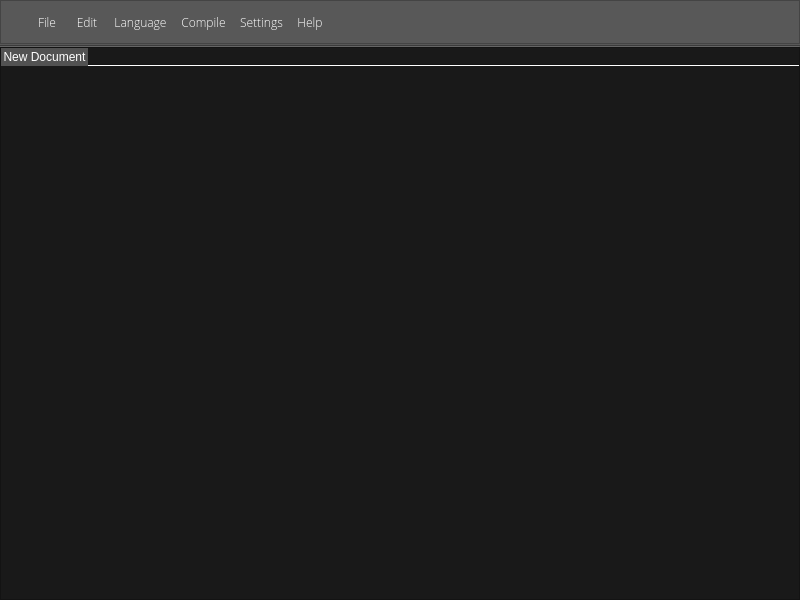
Before: the Qt Designer form mainwindow.ui in ez80/TitaniumIDE, drawn with Qt 5.
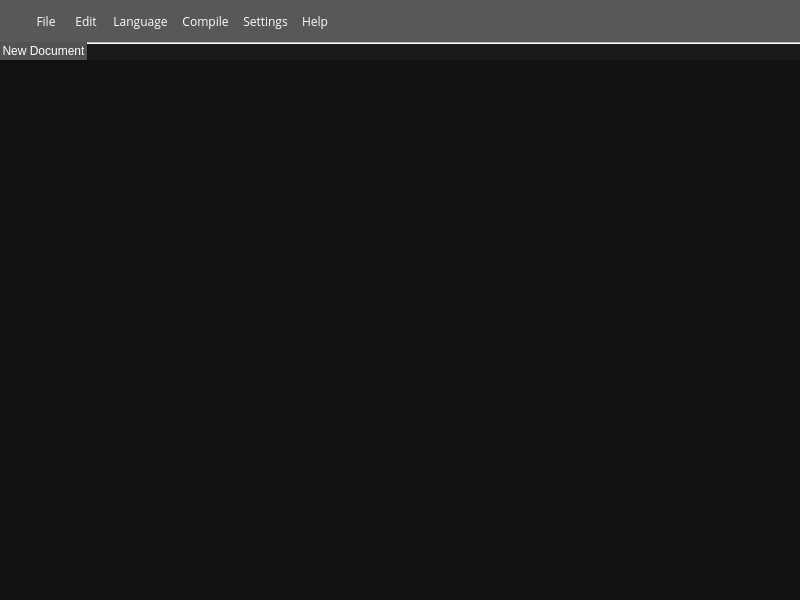
After: the same form once the commit is applied. Icons and pictures are not drawn.

Commit message: Put stylesheets in one object for easy editing and swapping- later possibly multiple themes.

Diff of the .ui file:
```diff
--- a/mainwindow.ui
+++ b/mainwindow.ui
@@ -110,14 +110,70 @@
    <string>TitaniumIDE</string>
   </property>
   <property name="styleSheet">
-   <string notr="true">background-color:rgb(25, 25, 25);</string>
+   <string notr="true"/>
   </property>
   <widget class="QWidget" name="centralwidget">
    <property name="layoutDirection">
     <enum>Qt::LeftToRight</enum>
    </property>
    <property name="styleSheet">
-    <string notr="true"/>
+    <string notr="true">#centralwidget {
+background-color:rgb(25, 25, 25);
+}
+#buttons {
+background-color:rgb(88, 88, 88);
+}
+#toolbar {
+background-color:rgb(88, 88, 88);
+}
+QTabWidget::pane {
+border:none;
+}
+QTabBar::tab {
+    background:rgb(57, 57, 56);
+    border-style:groove;
+    border-left:none;
+    border-right:1px;
+    color:white;
+    min-width: 40ex;
+    min-height: 6ex;
+    padding: 2px;
+	font-family:&quot;Open Sans&quot;;
+}
+
+QTabBar::tab:selected {
+    background:rgb(82, 82, 82);
+}
+QTextEdit {
+color:white; border:none; background-color: rgb(17, 17, 17);
+}
+
+QToolButton {
+   background-color:none;
+   color:white;
+   font-family:&quot;Open Sans&quot;;
+}
+QToolButton:hover
+{
+   background-color:rgb(77, 77, 77);
+   color:white;
+   border: 0.5px solid rgb(38, 38, 38);
+   border-top-right-radius: 3px;
+   border-top-left-radius: 3px;
+   border-bottom-right-radius: 3px;
+   border-bottom-left-radius: 3px;
+}
+QToolButton:pressed
+{
+   background-color:rgb(55, 55, 55);
+   color:white;
+   border: 0.5px solid rgb(38, 38, 38);
+   border-top-right-radius: 3px;
+   border-top-left-radius: 3px;
+   border-bottom-right-radius: 3px;
+   border-bottom-left-radius: 3px;
+}
+</string>
    </property>
    <layout class="QGridLayout" name="gridLayout_2">
     <property name="leftMargin">
@@ -136,7 +192,7 @@
      <number>0</number>
     </property>
     <item row="0" column="0">
-     <widget class="QFrame" name="frame">
+     <widget class="QFrame" name="toolbar">
       <property name="sizePolicy">
        <sizepolicy hsizetype="Preferred" vsizetype="Fixed">
         <horstretch>0</horstretch>
@@ -156,14 +212,13 @@
        </size>
       </property>
       <property name="styleSheet">
-       <string notr="true">background-color:rgb(88, 88, 88);
-</string>
+       <string notr="true"/>
       </property>
       <property name="frameShape">
        <enum>QFrame::NoFrame</enum>
       </property>
       <property name="frameShadow">
-       <enum>QFrame::Plain</enum>
+       <enum>QFrame::Sunken</enum>
       </property>
       <property name="lineWidth">
        <number>0</number>
@@ -185,7 +240,7 @@
         <number>0</number>
        </property>
        <item>
-        <widget class="QFrame" name="frame_4">
+        <widget class="QFrame" name="buttons">
          <property name="minimumSize">
           <size>
            <width>0</width>
@@ -202,10 +257,10 @@
           <string notr="true"/>
          </property>
          <property name="frameShape">
-          <enum>QFrame::StyledPanel</enum>
+          <enum>QFrame::NoFrame</enum>
          </property>
          <property name="frameShadow">
-          <enum>QFrame::Raised</enum>
+          <enum>QFrame::Plain</enum>
          </property>
          <layout class="QHBoxLayout" name="horizontalLayout">
           <property name="spacing">
@@ -220,7 +275,8 @@
              </size>
             </property>
             <property name="styleSheet">
-             <string notr="true">border:none;</string>
+             <string notr="true">border:none;
+background-color:none;</string>
             </property>
             <property name="text">
              <string/>
@@ -262,14 +318,7 @@
             </property>
             <property name="font">
              <font>
-              <family>Open Sans Light</family>
-              <pointsize>9</pointsize>
-              <weight>50</weight>
-              <italic>false</italic>
-              <bold>false</bold>
-              <strikeout>false</strikeout>
-              <stylestrategy>PreferDefault</stylestrategy>
-              <kerning>true</kerning>
+              <family>Open Sans</family>
              </font>
             </property>
             <property name="focusPolicy">
@@ -279,32 +328,7 @@
              <enum>Qt::NoContextMenu</enum>
             </property>
             <property name="styleSheet">
-             <string notr="true">#fileButton
-{
-   background-color:none;
-   color:white;
-}
-#fileButton:hover
-{
-   background-color:rgb(77, 77, 77);
-   color:white;
-   border: 0.5px solid rgb(38, 38, 38);
-   border-top-right-radius: 3px;
-   border-top-left-radius: 3px;
-   border-bottom-right-radius: 3px;
-   border-bottom-left-radius: 3px;
-}
-#fileButton:pressed
-{
-   background-color:rgb(55, 55, 55);
-   color:white;
-   border: 0.5px solid rgb(38, 38, 38);
-   border-top-right-radius: 3px;
-   border-top-left-radius: 3px;
-   border-bottom-right-radius: 3px;
-   border-bottom-left-radius: 3px;
-}
-</string>
+             <string notr="true"/>
             </property>
             <property name="text">
              <string>File</string>
@@ -333,14 +357,7 @@
             </property>
             <property name="font">
              <font>
-              <family>Open Sans Light</family>
-              <pointsize>9</pointsize>
-              <weight>50</weight>
-              <italic>false</italic>
-              <bold>false</bold>
-              <strikeout>false</strikeout>
-              <stylestrategy>PreferDefault</stylestrategy>
-              <kerning>true</kerning>
+              <family>Open Sans</family>
              </font>
             </property>
             <property name="focusPolicy">
@@ -350,31 +367,7 @@
              <enum>Qt::NoContextMenu</enum>
             </property>
             <property name="styleSheet">
-             <string notr="true">#editButton {
-   background-color:none;
-   color:white;
-}
-#editButton:hover
-{
-   background-color:rgb(77, 77, 77);
-   color:white;
-   border: 0.5px solid rgb(38, 38, 38);
-   border-top-right-radius: 3px;
-   border-top-left-radius: 3px;
-   border-bottom-right-radius: 3px;
-   border-bottom-left-radius: 3px;
-}
-#editButton:pressed
-{
-   background-color:rgb(55, 55, 55);
-   color:white;
-   border: 0.5px solid rgb(38, 38, 38);
-   border-top-right-radius: 3px;
-   border-top-left-radius: 3px;
-   border-bottom-right-radius: 3px;
-   border-bottom-left-radius: 3px;
-}
-</string>
+             <string notr="true"/>
             </property>
             <property name="text">
              <string>Edit</string>
@@ -403,14 +396,7 @@
             </property>
             <property name="font">
              <font>
-              <family>Open Sans Light</family>
-              <pointsize>9</pointsize>
-              <weight>50</weight>
-              <italic>false</italic>
-              <bold>false</bold>
-              <strikeout>false</strikeout>
-              <stylestrategy>PreferDefault</stylestrategy>
-              <kerning>true</kerning>
+              <family>Open Sans</family>
              </font>
             </property>
             <property name="focusPolicy">
@@ -420,31 +406,7 @@
              <enum>Qt::NoContextMenu</enum>
             </property>
             <property name="styleSheet">
-             <string notr="true">#languageButton {
-   background-color:none;
-   color:white;
-}
-#languageButton:hover
-{
-   background-color:rgb(77, 77, 77);
-   color:white;
-   border: 0.5px solid rgb(38, 38, 38);
-   border-top-right-radius: 3px;
-   border-top-left-radius: 3px;
-   border-bottom-right-radius: 3px;
-   border-bottom-left-radius: 3px;
-}
-#languageButton:pressed
-{
-   background-color:rgb(55, 55, 55);
-   color:white;
-   border: 0.5px solid rgb(38, 38, 38);
-   border-top-right-radius: 3px;
-   border-top-left-radius: 3px;
-   border-bottom-right-radius: 3px;
-   border-bottom-left-radius: 3px;
-}
-</string>
+             <string notr="true"/>
             </property>
             <property name="text">
              <string>Language</string>
@@ -473,14 +435,7 @@
             </property>
             <property name="font">
              <font>
-              <family>Open Sans Light</family>
-              <pointsize>9</pointsize>
-              <weight>50</weight>
-              <italic>false</italic>
-              <bold>false</bold>
-              <strikeout>false</strikeout>
-              <stylestrategy>PreferDefault</stylestrategy>
-              <kerning>true</kerning>
+              <family>Open Sans</family>
              </font>
             </property>
             <property name="focusPolicy">
@@ -490,31 +445,7 @@
              <enum>Qt::NoContextMenu</enum>
             </property>
             <property name="styleSheet">
-             <string notr="true">#compileButton {
-   background-color:none;
-   color:white;
-}
-#compileButton:hover
-{
-   background-color:rgb(77, 77, 77);
-   color:white;
-   border: 0.5px solid rgb(38, 38, 38);
-   border-top-right-radius: 3px;
-   border-top-left-radius: 3px;
-   border-bottom-right-radius: 3px;
-   border-bottom-left-radius: 3px;
-}
-#compileButton:pressed
-{
-   background-color:rgb(55, 55, 55);
-   color:white;
-   border: 0.5px solid rgb(38, 38, 38);
-   border-top-right-radius: 3px;
-   border-top-left-radius: 3px;
-   border-bottom-right-radius: 3px;
-   border-bottom-left-radius: 3px;
-}
-</string>
+             <string notr="true"/>
             </property>
             <property name="text">
              <string>Compile</string>
@@ -543,14 +474,7 @@
             </property>
             <property name="font">
              <font>
-              <family>Open Sans Light</family>
-              <pointsize>9</pointsize>
-              <weight>50</weight>
-              <italic>false</italic>
-              <bold>false</bold>
-              <strikeout>false</strikeout>
-              <stylestrategy>PreferDefault</stylestrategy>
-              <kerning>true</kerning>
+              <family>Open Sans</family>
              </font>
             </property>
             <property name="focusPolicy">
@@ -560,31 +484,7 @@
              <enum>Qt::NoContextMenu</enum>
             </property>
             <property name="styleSheet">
-             <string notr="true">#settingsButton {
-   background-color:none;
-   color:white;
-}
-#settingsButton:hover
-{
-   background-color:rgb(77, 77, 77);
-   color:white;
-   border: 0.5px solid rgb(38, 38, 38);
-   border-top-right-radius: 3px;
-   border-top-left-radius: 3px;
-   border-bottom-right-radius: 3px;
-   border-bottom-left-radius: 3px;
-}
-#settingsButton:pressed
-{
-   background-color:rgb(55, 55, 55);
-   color:white;
-   border: 0.5px solid rgb(38, 38, 38);
-   border-top-right-radius: 3px;
-   border-top-left-radius: 3px;
-   border-bottom-right-radius: 3px;
-   border-bottom-left-radius: 3px;
-}
-</string>
+             <string notr="true"/>
             </property>
             <property name="text">
              <string>Settings</string>
@@ -613,14 +513,7 @@
             </property>
             <property name="font">
              <font>
-              <family>Open Sans Light</family>
-              <pointsize>9</pointsize>
-              <weight>50</weight>
-              <italic>false</italic>
-              <bold>false</bold>
-              <strikeout>false</strikeout>
-              <stylestrategy>PreferDefault</stylestrategy>
-              <kerning>true</kerning>
+              <family>Open Sans</family>
              </font>
             </property>
             <property name="focusPolicy">
@@ -630,31 +523,7 @@
              <enum>Qt::NoContextMenu</enum>
             </property>
             <property name="styleSheet">
-             <string notr="true">#helpButton {
-   background-color:none;
-   color:white;
-}
-#helpButton:hover
-{
-   background-color:rgb(77, 77, 77);
-   color:white;
-   border: 0.5px solid rgb(38, 38, 38);
-   border-top-right-radius: 3px;
-   border-top-left-radius: 3px;
-   border-bottom-right-radius: 3px;
-   border-bottom-left-radius: 3px;
-}
-#helpButton:pressed
-{
-   background-color:rgb(55, 55, 55);
-   color:white;
-   border: 0.5px solid rgb(38, 38, 38);
-   border-top-right-radius: 3px;
-   border-top-left-radius: 3px;
-   border-bottom-right-radius: 3px;
-   border-bottom-left-radius: 3px;
-}
-</string>
+             <string notr="true"/>
             </property>
             <property name="text">
              <string>Help</string>
@@ -686,27 +555,23 @@
          </layout>
         </widget>
        </item>
-       <item>
-        <widget class="Line" name="line">
-         <property name="styleSheet">
-          <string notr="true">margin-bottom:-2.51</string>
-         </property>
-         <property name="orientation">
-          <enum>Qt::Horizontal</enum>
-         </property>
-        </widget>
-       </item>
       </layout>
      </widget>
     </item>
     <item row="1" column="0">
-     <widget class="QFrame" name="frame_2">
+     <widget class="QFrame" name="body">
+      <property name="styleSheet">
+       <string notr="true"/>
+      </property>
       <property name="frameShape">
-       <enum>QFrame::StyledPanel</enum>
+       <enum>QFrame::NoFrame</enum>
       </property>
       <property name="frameShadow">
        <enum>QFrame::Raised</enum>
       </property>
+      <property name="lineWidth">
+       <number>0</number>
+      </property>
       <layout class="QGridLayout" name="gridLayout">
        <property name="leftMargin">
         <number>0</number>
@@ -735,25 +600,10 @@
           <enum>Qt::StrongFocus</enum>
          </property>
          <property name="styleSheet">
-          <string notr="true">
-/* Style the tab using the tab sub-control. Note that
-    it reads QTabBar _not_ QTabWidget */
-QTabBar::tab {
-    background:rgb(57, 57, 56);
-    border-style:groove;
-    border-left:none;
-    border-right:1px;
-    color:white;
-    min-width: 40ex;
-    min-height: 6ex;
-    padding: 2px;
-	font-family:&quot;Open Sans&quot;;
-}
-
-QTabBar::tab:selected {
-    background:rgb(82, 82, 82);
-}
-</string>
+          <string notr="true"/>
+         </property>
+         <property name="tabShape">
+          <enum>QTabWidget::Rounded</enum>
          </property>
          <property name="currentIndex">
           <number>0</number>
```
The commit also changes 1 other file.
